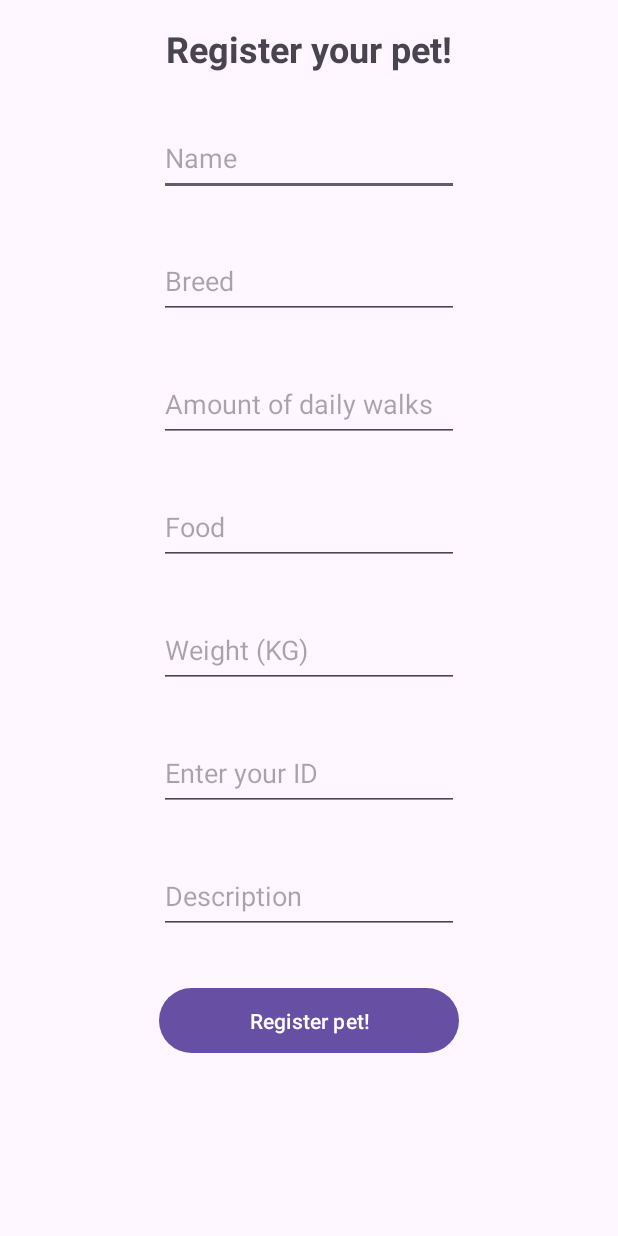
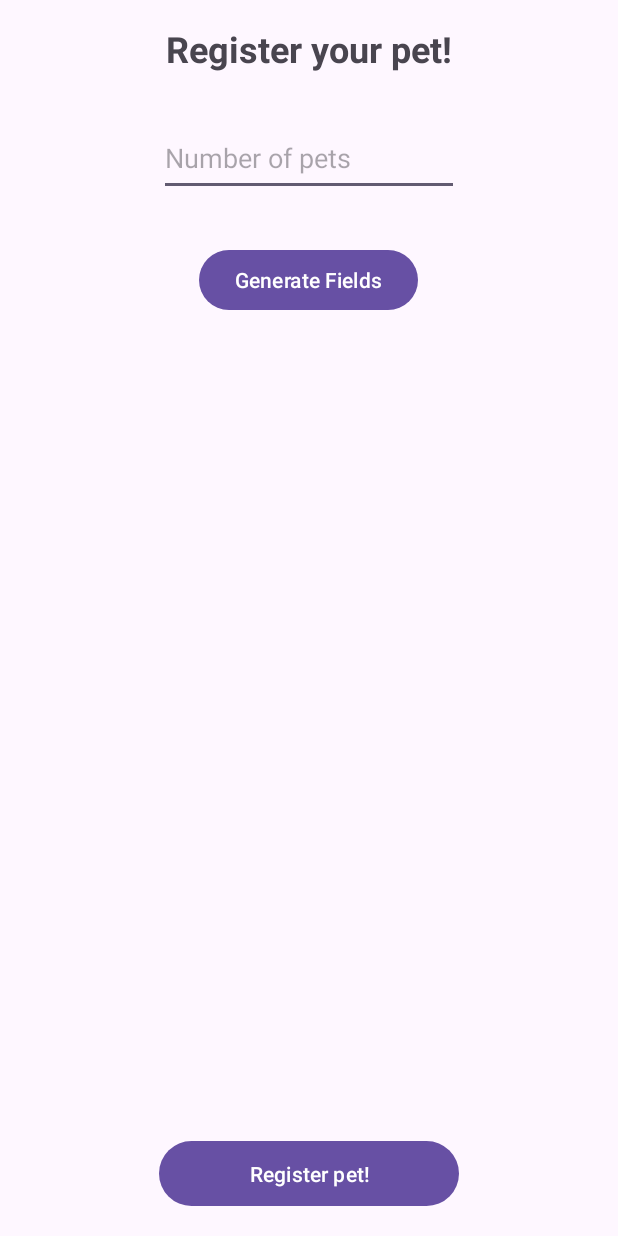
Before and after one commit to JulianNova2004/HappyPaws, an Android app: the PetRegister screen opened directly, with no data from a screen before it, on a phone screen of 412 x 824 dp. Run offline under Robolectric (Android 15) with nearby library versions, the phone set to English and light mode, and no system bars; our stand-ins replace Volley.

Commit message:
Fix: Pet register

```diff
--- a/src/main/AndroidManifest.xml
+++ b/src/main/AndroidManifest.xml
@@ -30,6 +30,10 @@
                 <category android:name="android.intent.category.LAUNCHER" />
             </intent-filter>
         </activity>
+
     </application>
 
+    <uses-permission android:name="android.permission.INTERNET"/>
+
+
 </manifest>
--- a/src/main/res/layout/activity_home.xml
+++ b/src/main/res/layout/activity_home.xml
@@ -13,7 +13,7 @@
         android:id="@+id/title"
         android:layout_width="wrap_content"
         android:layout_height="wrap_content"
-        android:text="Wellcome BlackPeep!"
+        android:text="Wellcome (userNameFromDb)!"
         android:textSize="24sp"
         android:layout_marginTop="50dp"
         android:textStyle="bold"
--- a/src/main/res/layout/register_pet.xml
+++ b/src/main/res/layout/register_pet.xml
@@ -20,69 +20,37 @@
         android:layout_margin="16dp"/>
 
     <EditText
-        android:id="@+id/name"
+        android:id="@+id/number_pets"
         android:layout_width="200dp"
         android:layout_height="50dp"
-        android:hint="@string/name"
-        android:inputType="textCapWords"
-        android:layout_gravity="center"
-        android:layout_margin="16dp"
-        />
-
-    <EditText
-        android:id="@+id/breed"
-        android:layout_width="200dp"
-        android:layout_height="50dp"
-        android:hint="@string/breed"
-        android:inputType="text"
-        android:layout_gravity="center"
-        android:layout_margin="16dp"/>
-
-    <EditText
-        android:id="@+id/daily_walks"
-        android:layout_width="200dp"
-        android:layout_height="50dp"
-        android:hint="@string/daily_walks"
+        android:hint="Number of pets"
         android:inputType="number"
         android:layout_gravity="center"
         android:layout_margin="16dp"/>
 
-    <EditText
-        android:id="@+id/food"
-        android:layout_width="200dp"
-        android:layout_height="50dp"
-        android:hint="@string/food"
-        android:inputType="text"
+    <Button
+        android:id="@+id/generate_fields"
+        android:layout_width="wrap_content"
+        android:layout_height="wrap_content"
+        android:text="Generate Fields"
         android:layout_gravity="center"
         android:layout_margin="16dp"/>
 
-    <EditText
-        android:id="@+id/weight"
-        android:layout_width="200dp"
-        android:layout_height="50dp"
-        android:hint="@string/weight"
-        android:inputType="number"
-        android:layout_gravity="center"
-        android:layout_margin="16dp" />
+    <ScrollView
+        android:layout_width="match_parent"
+        android:layout_height="wrap_content"
+        android:layout_weight="1"
+        android:contentDescription="Formulario para registrar mascotas"
+        android:fillViewport="true">
 
-    <EditText
-        android:id="@+id/ID"
-        android:layout_width="200dp"
-        android:layout_height="50dp"
-        android:hint="@string/ID_owner"
-        android:inputType="number"
-        android:layout_gravity="center"
-        android:layout_margin="16dp"/>
+        <LinearLayout
+            android:id="@+id/dynamic_container"
+            android:layout_width="match_parent"
+            android:layout_height="wrap_content"
+            android:orientation="vertical"
+            android:padding="16dp" />
 
-
-    <EditText
-        android:id="@+id/description"
-        android:layout_width="200dp"
-        android:layout_height="50dp"
-        android:hint="@string/description"
-        android:inputType="text"
-        android:layout_gravity="center"
-        android:layout_margin="16dp"/>
+    </ScrollView>
 
     <Button
         android:id="@+id/register_pet"
--- a/src/main/res/values/strings.xml
+++ b/src/main/res/values/strings.xml
@@ -10,14 +10,16 @@
     <string name="phone_number">Phone Number</string>
     <string name="sign_up">Sign UP!</string>
 
+    <string name="register">Register pet!</string>
+    <!--
     <string name="name">Name</string>
     <string name="breed">Breed</string>
     <string name="description">Description</string>
     <string name="daily_walks">Amount of daily walks</string>
     <string name="food">Food</string>
-    <string name="register">Register pet!</string>
     <string name="weight">Weight (KG)</string>
     <string name="ID_owner">Enter your ID</string>
+    -->
 
     <string name="logInFP">Log In</string>
     <string name="signUpFP">Sign Up</string>
```
Also changed, not shown: src/main/java/co/edu/unipiloto/happypaws/PetRegister.java (+238 -5 lines).
